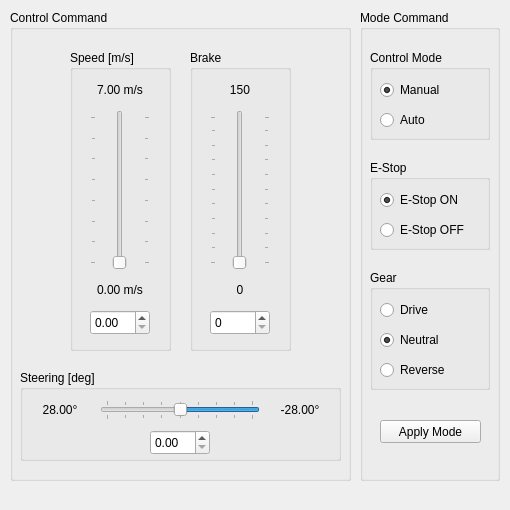
Old version of the form src/erp42_gui/ui/control_panel.ui in the repository mingminQ/erp42_ros.
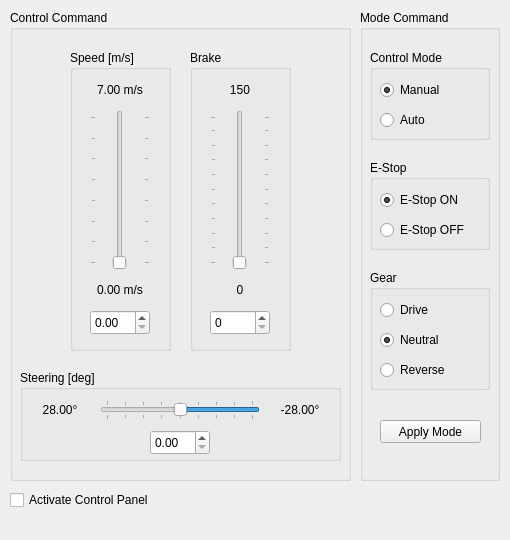
New version of the form.

Commit message: Update control panel

```diff
--- a/src/erp42_gui/ui/control_panel.ui
+++ b/src/erp42_gui/ui/control_panel.ui
@@ -7,7 +7,7 @@
     <x>0</x>
     <y>0</y>
     <width>510</width>
-    <height>510</height>
+    <height>540</height>
    </rect>
   </property>
   <property name="minimumSize">
@@ -19,7 +19,7 @@
   <property name="maximumSize">
    <size>
     <width>510</width>
-    <height>510</height>
+    <height>540</height>
    </size>
   </property>
   <property name="windowTitle">
@@ -432,6 +432,19 @@
      </widget>
     </widget>
    </widget>
+   <widget class="QCheckBox" name="activate_control_panel_checkbox">
+    <property name="geometry">
+     <rect>
+      <x>10</x>
+      <y>490</y>
+      <width>160</width>
+      <height>20</height>
+     </rect>
+    </property>
+    <property name="text">
+     <string>Activate Control Panel</string>
+    </property>
+   </widget>
    <zorder>groupBox_8</zorder>
    <zorder>groupBox_4</zorder>
   </widget>
```
Left out of the diff: 1 changed line with no effect on the pictures. The commit also changes 1 other file.
